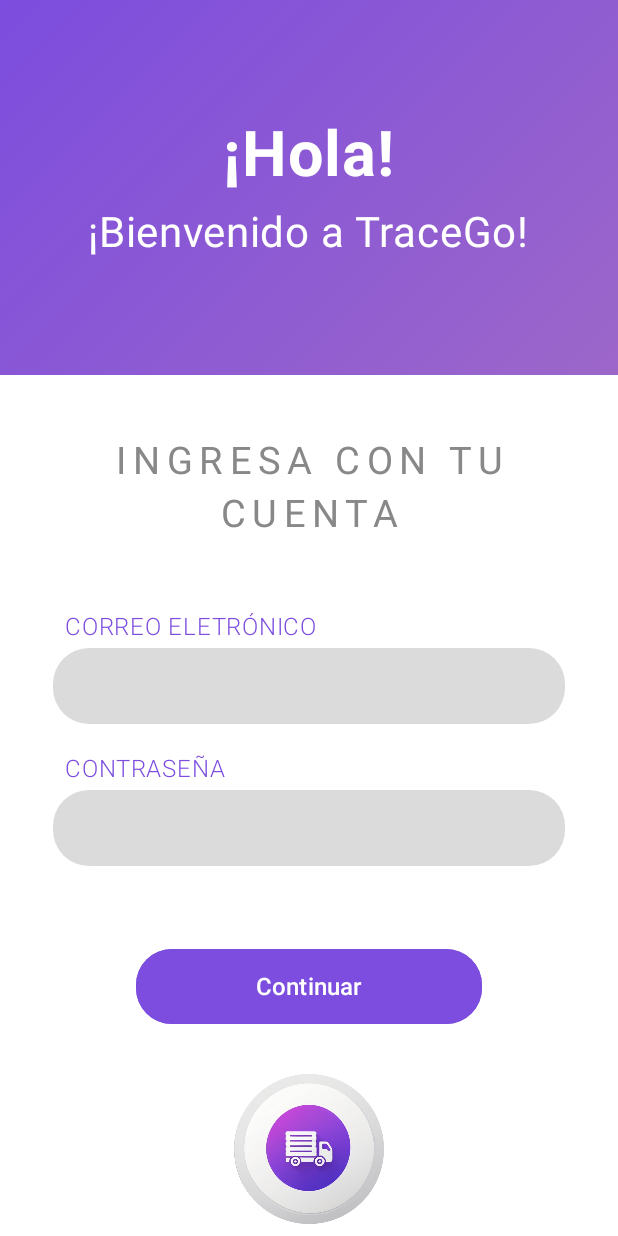
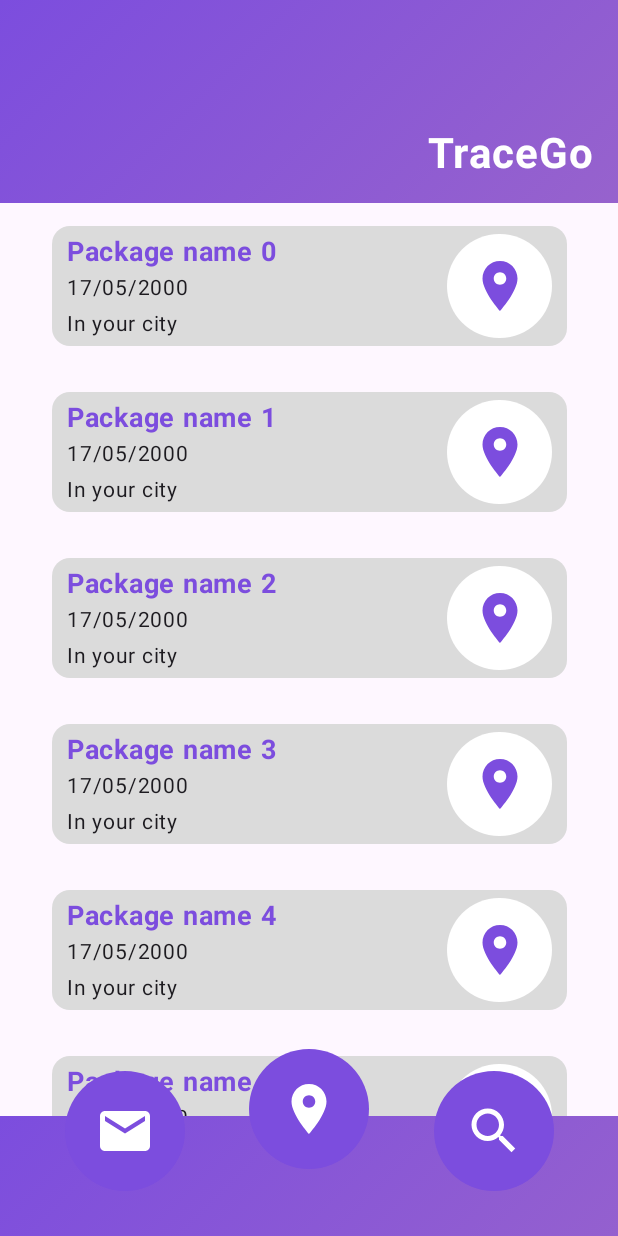
Before and after one commit to ValenMR/TraceGo, an Android app built with Jetpack Compose: the screen it shows after launch (MainActivity), on a phone screen of 412 x 824 dp. Run offline under Robolectric (Android 15) with nearby library versions, the phone set to English and light mode, and no system bars.

Commit message:
feat: add PackageListScreen

```diff
--- a/app/src/main/java/com/example/tracego/MainActivity.kt
+++ b/app/src/main/java/com/example/tracego/MainActivity.kt
@@ -5,23 +5,12 @@
 import androidx.activity.ComponentActivity
 import androidx.activity.compose.setContent
 import androidx.activity.enableEdgeToEdge
-import androidx.compose.foundation.background
-import androidx.compose.foundation.layout.Arrangement
-import androidx.compose.foundation.layout.Box
-import androidx.compose.foundation.layout.Column
 import androidx.compose.foundation.layout.fillMaxSize
-import androidx.compose.foundation.layout.fillMaxWidth
-import androidx.compose.foundation.layout.height
-import androidx.compose.foundation.layout.padding
-import androidx.compose.material3.MaterialTheme
 import androidx.compose.material3.Scaffold
-import androidx.compose.material3.Text
-import androidx.compose.runtime.Composable
-import androidx.compose.ui.Alignment
 import androidx.compose.ui.Modifier
-import androidx.compose.ui.tooling.preview.Preview
-import androidx.compose.ui.unit.dp
+import com.example.tracego.ui.component.InfoPackagesCard
 import com.example.tracego.ui.screen.AuthScreen
+import com.example.tracego.ui.screen.PackageListScreen
 import com.example.tracego.ui.theme.TraceGoTheme
 
 class MainActivity : ComponentActivity() {
@@ -32,15 +21,9 @@
         setContent {
             TraceGoTheme {
                 Scaffold(modifier = Modifier.fillMaxSize()) {
-                    AuthScreen()
-
+                    PackageListScreen()
                 }
             }
         }
     }
 }
-
-@Composable
-fun Greeting(name: String, modifier: Modifier = Modifier) {
-
-}
--- /dev/null
+++ b/app/src/main/java/com/example/tracego/ui/component/CustomCards.kt
@@ -0,0 +1,111 @@
+package com.example.tracego.ui.component
+
+import androidx.compose.foundation.background
+import androidx.compose.foundation.layout.Arrangement
+import androidx.compose.foundation.layout.Box
+import androidx.compose.foundation.layout.Column
+import androidx.compose.foundation.layout.Row
+import androidx.compose.foundation.layout.fillMaxHeight
+import androidx.compose.foundation.layout.fillMaxWidth
+import androidx.compose.foundation.layout.height
+import androidx.compose.foundation.layout.padding
+import androidx.compose.foundation.layout.size
+import androidx.compose.foundation.shape.CircleShape
+import androidx.compose.foundation.shape.RoundedCornerShape
+import androidx.compose.material.icons.Icons
+import androidx.compose.material.icons.filled.Place
+import androidx.compose.material3.Icon
+import androidx.compose.material3.MaterialTheme
+import androidx.compose.material3.Text
+import androidx.compose.runtime.Composable
+import androidx.compose.ui.Alignment
+import androidx.compose.ui.Modifier
+import androidx.compose.ui.draw.clip
+import androidx.compose.ui.graphics.Color
+import androidx.compose.ui.graphics.vector.ImageVector
+import androidx.compose.ui.text.font.FontWeight
+import androidx.compose.ui.tooling.preview.Preview
+import androidx.compose.ui.unit.dp
+import androidx.compose.ui.unit.sp
+
+@Composable
+fun InfoPackagesCard(
+    packageName: String,
+    estimatedDate: String,
+    packageState: String
+) {
+    Box(
+        contentAlignment = Alignment.Center,
+        modifier = Modifier
+            .padding(15.dp)
+            .fillMaxWidth()
+    ) {
+        Box(
+            modifier = Modifier
+                .background(
+                    MaterialTheme.colorScheme.secondary,
+                    RoundedCornerShape(12.dp)
+                )
+                .height(80.dp)
+                .fillMaxWidth(0.9f)
+                .padding(vertical = 5.dp, horizontal = 10.dp)
+        ) {
+            Row(
+                modifier = Modifier.fillMaxWidth(),
+                horizontalArrangement = Arrangement.SpaceBetween
+            ) {
+                Column(
+                    modifier = Modifier.fillMaxHeight(),
+                    verticalArrangement = Arrangement.SpaceEvenly
+                ) {
+                    Text(
+                        text = packageName,
+                        color = MaterialTheme.colorScheme.primary,
+                        fontSize = 18.sp,
+                        fontWeight = FontWeight.Bold
+                    )
+                    Text(
+                        text = estimatedDate,
+                        fontSize = 14.sp,
+                    )
+                    Text(
+                        text = packageState,
+                        fontSize = 14.sp,
+                    )
+                }
+                IconCircle(Icons.Default.Place)
+            }
+        }
+
+    }
+}
+
+@Composable
+fun IconCircle(
+    icon: ImageVector,
+) {
+    Box(
+        modifier = Modifier
+            .size(70.dp)
+            .clip(CircleShape)
+            .background(Color.White),
+        contentAlignment = Alignment.Center
+    ) {
+        Icon(
+            imageVector = icon,
+            contentDescription = null,
+            tint = MaterialTheme.colorScheme.primary,
+            modifier = Modifier.size(40.dp)
+        )
+    }
+}
+
+@Preview
+@Composable
+fun InfoPackagesCardPreview() {
+    InfoPackagesCard(
+        packageName = "Package name",
+        estimatedDate = "17/05/2000",
+        packageState = "In your city"
+    )
+}
--- /dev/null
+++ b/app/src/main/java/com/example/tracego/ui/component/CustomHeaders.kt
@@ -0,0 +1,45 @@
+package com.example.tracego.ui.component
+
+import androidx.compose.foundation.background
+import androidx.compose.foundation.layout.Box
+import androidx.compose.foundation.layout.fillMaxWidth
+import androidx.compose.foundation.layout.height
+import androidx.compose.foundation.layout.padding
+import androidx.compose.material3.MaterialTheme
+import androidx.compose.material3.Text
+import androidx.compose.runtime.Composable
+import androidx.compose.ui.Alignment
+import androidx.compose.ui.Modifier
+import androidx.compose.ui.geometry.Offset
+import androidx.compose.ui.graphics.Brush
+import androidx.compose.ui.graphics.Color
+import androidx.compose.ui.text.font.FontWeight
+import androidx.compose.ui.unit.dp
+import androidx.compose.ui.unit.sp
+
+@Composable
+fun CustomHeader() {
+    Box(
+        modifier = Modifier
+            .height(135.dp)
+            .fillMaxWidth()
+            .background(
+                brush = Brush.linearGradient(
+                    colors = listOf(MaterialTheme.colorScheme.primary, MaterialTheme.colorScheme.tertiary),
+                    start = Offset(0f, 0f),
+                    end = Offset(2000f, 2000f)
+                )
+            )
+    ) {
+        Text(
+            text = "TraceGo",
+            color = Color.White,
+            fontSize = 28.sp,
+            fontWeight = FontWeight.Bold,
+            modifier = Modifier
+                .align(Alignment.BottomEnd)
+                .padding(end = 16.dp, bottom = 16.dp)
+        )
+
+    }
+}
--- /dev/null
+++ b/app/src/main/java/com/example/tracego/ui/screen/PackageListScreen.kt
@@ -0,0 +1,38 @@
+package com.example.tracego.ui.screen
+
+import androidx.compose.foundation.layout.fillMaxSize
+import androidx.compose.foundation.lazy.LazyColumn
+import androidx.compose.foundation.lazy.itemsIndexed
+import androidx.compose.material3.Scaffold
+import androidx.compose.runtime.Composable
+import androidx.compose.ui.Modifier
+import com.example.tracego.ui.component.CustomHeader
+import com.example.tracego.ui.component.FooterMenu
+import com.example.tracego.ui.component.InfoPackagesCard
+
+@Composable
+fun PackageListScreen() {
+    val itemsList = List(10) { "Package name $it" }
+
+    Scaffold(
+        topBar = {
+            CustomHeader()
+        },
+        bottomBar = {
+            FooterMenu(selectedScreen = 1)
+        }
+    ) { innerPadding ->
+        LazyColumn(
+            contentPadding = innerPadding,
+            modifier = Modifier.fillMaxSize()
+        ) {
+            itemsIndexed(itemsList) { index, item ->
+                InfoPackagesCard(
+                    packageName = item,
+                    estimatedDate = "17/05/2000",
+                    packageState = "In your city"
+                )
+            }
+        }
+    }
+}
```
Also changed, not shown: app/src/main/java/com/example/tracego/ui/component/CustomInputs.kt (+9 -3 lines), app/src/main/java/com/example/tracego/ui/screen/AuthenticationScreen.kt (+6 -7 lines), app/src/main/java/com/example/tracego/ui/screen/NewPackageScreen.kt (renamed from app/src/main/java/com/example/tracego/ui/screen/TrackingScreen.kt, +9 -27 lines).
